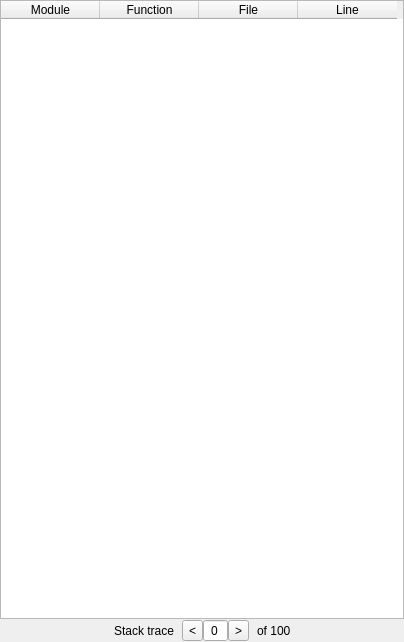
The window that src/stacktrace.ui (RudjiGames/MTuner) describes before a commit, drawn with Qt 5.
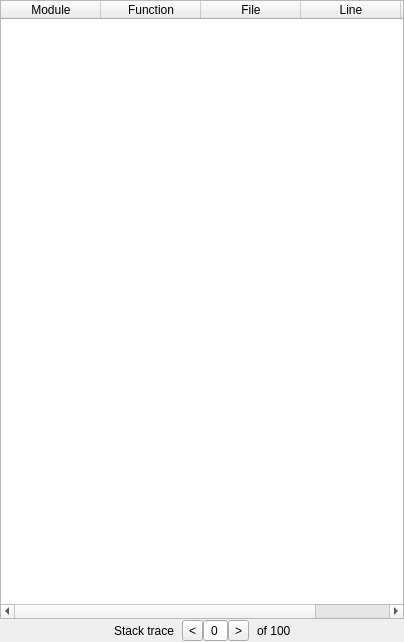
The same window after the commit.

Patch:
```diff
--- a/src/stacktrace.ui
+++ b/src/stacktrace.ui
@@ -46,8 +46,8 @@
      <attribute name="horizontalHeaderMinimumSectionSize">
       <number>21</number>
      </attribute>
-     <attribute name="horizontalHeaderDefaultSectionSize">
-      <number>99</number>
+     <attribute name="horizontalHeaderStretchLastSection">
+      <bool>true</bool>
      </attribute>
      <attribute name="verticalHeaderVisible">
       <bool>false</bool>
@@ -78,6 +78,11 @@
        <string>Line</string>
       </property>
      </column>
+     <column>
+      <property name="text">
+       <string>Path</string>
+      </property>
+     </column>
     </widget>
    </item>
    <item>
```
